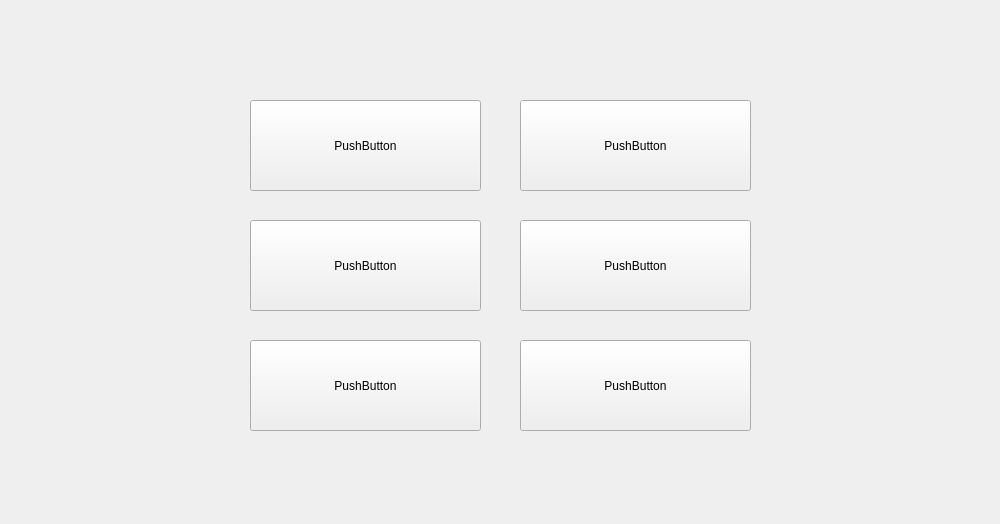
Above: project/archive.ui from aaaMsLIUfruit/RunningDino before the change. Below: the same form after it.
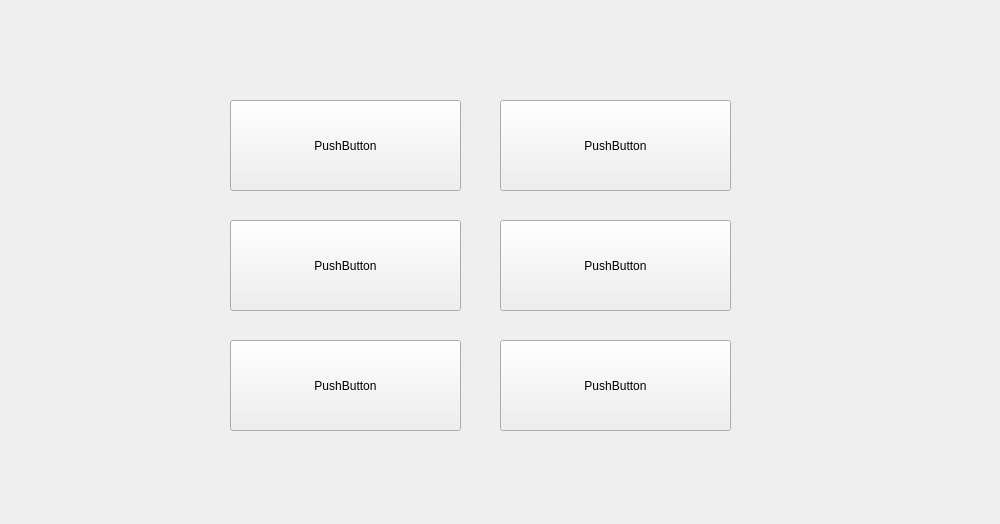
That is the form after the change.

```diff
--- a/project/archive.ui
+++ b/project/archive.ui
@@ -16,7 +16,7 @@
   <widget class="QPushButton" name="pushButton_1">
    <property name="geometry">
     <rect>
-     <x>250</x>
+     <x>230</x>
      <y>100</y>
      <width>231</width>
      <height>91</height>
@@ -32,7 +32,7 @@
   <widget class="QPushButton" name="pushButton_2">
    <property name="geometry">
     <rect>
-     <x>520</x>
+     <x>500</x>
      <y>100</y>
      <width>231</width>
      <height>91</height>
@@ -48,7 +48,7 @@
   <widget class="QPushButton" name="pushButton_3">
    <property name="geometry">
     <rect>
-     <x>520</x>
+     <x>500</x>
      <y>220</y>
      <width>231</width>
      <height>91</height>
@@ -64,7 +64,7 @@
   <widget class="QPushButton" name="pushButton_4">
    <property name="geometry">
     <rect>
-     <x>250</x>
+     <x>230</x>
      <y>220</y>
      <width>231</width>
      <height>91</height>
@@ -80,7 +80,7 @@
   <widget class="QPushButton" name="pushButton_5">
    <property name="geometry">
     <rect>
-     <x>520</x>
+     <x>500</x>
      <y>340</y>
      <width>231</width>
      <height>91</height>
@@ -96,7 +96,7 @@
   <widget class="QPushButton" name="pushButton_6">
    <property name="geometry">
     <rect>
-     <x>250</x>
+     <x>230</x>
      <y>340</y>
      <width>231</width>
      <height>91</height>
```
